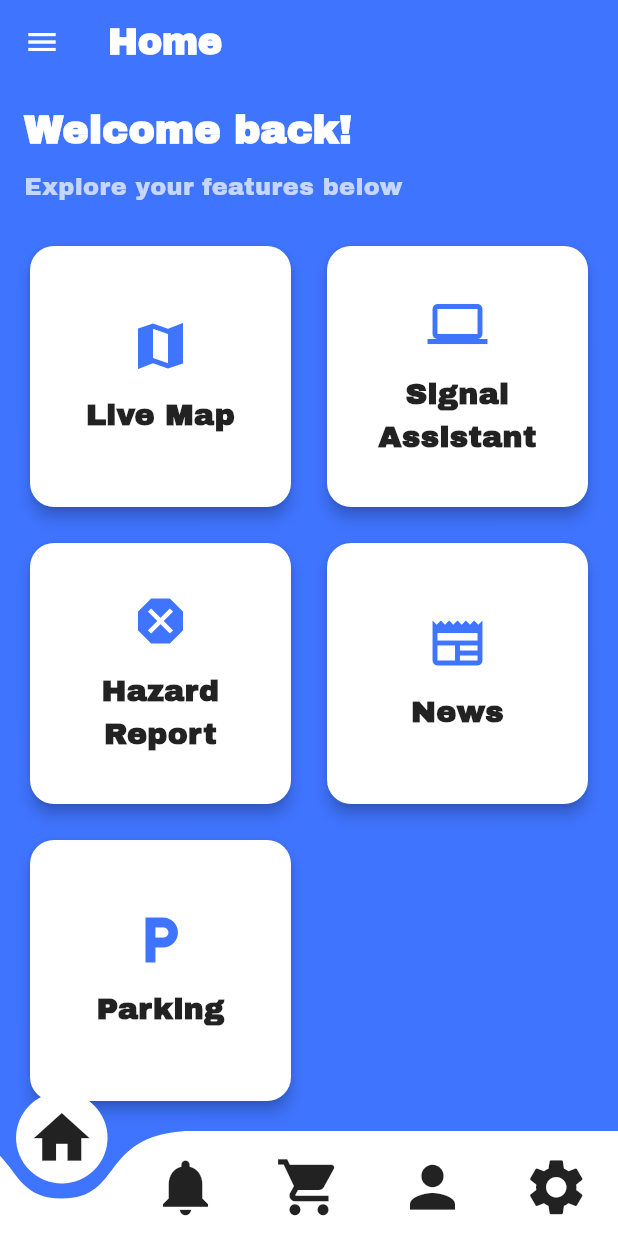
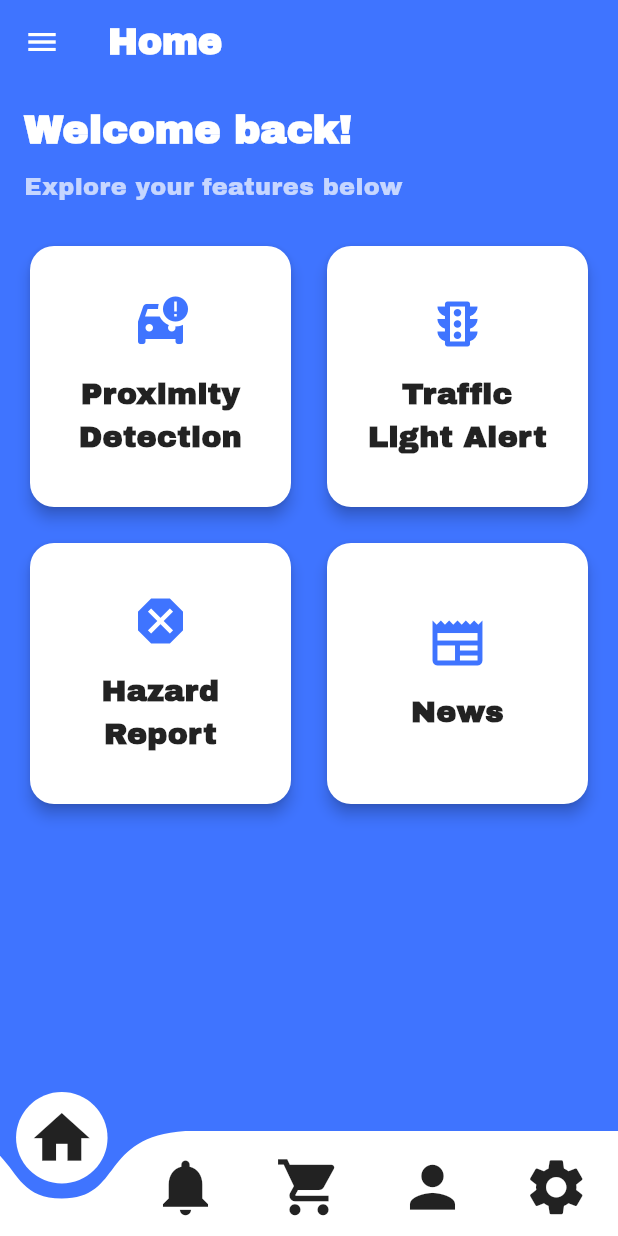
Before and after one commit to adibzqis/VHACK_2025, a Flutter app: the DashboardScreen screen opened directly, on a phone screen of 412 x 824 dp. Run offline on Flutter 3.47's test engine with Material 3 defaults, Android fonts, the light colour scheme and no system bars; drawn by our look-alikes of curved_navigation_bar; our stand-ins replace firebase_auth, firebase_core, google_fonts; missing offline and left inert: flutter_stripe; accounts and stored records are empty.

Commit message:
Dashboard.dart

```diff
--- a/lib/dashboardScreen/Dashboard.dart
+++ b/lib/dashboardScreen/Dashboard.dart
@@ -1,7 +1,6 @@
 import 'package:curved_navigation_bar/curved_navigation_bar.dart';
 import 'package:flutter/material.dart';
 import 'package:google_fonts/google_fonts.dart';
-import 'package:iotrafix/dashboardScreen/Parking.dart';
 import 'package:iotrafix/shoppingScreens/ShoppingScreen.dart';
 import 'package:iotrafix/dashboardScreen/profile.dart';
 import '../loginScreen/welcome.dart';
@@ -227,13 +226,13 @@ class DashboardHomeScreen extends StatelessWidget {
               mainAxisSpacing: 16,
               children: [
                 DashboardCard(
-                  title: 'Live Map',
-                  icon: Icons.map_sharp,
+                  title: 'Proximity Detection',
+                  icon: Icons.car_crash,
                   onTap: () => Navigator.push(context, MaterialPageRoute(builder: (_) => LiveMapApp())),
                 ),
                 DashboardCard(
-                  title: 'Signal Assistant',
-                  icon: Icons.computer_outlined,
+                  title: 'Traffic Light Alert',
+                  icon: Icons.traffic_outlined,
                   onTap: () => Navigator.push(context, MaterialPageRoute(builder: (_) => const SmartSignalAssistantScreen())),
                 ),
                 DashboardCard(
@@ -245,11 +244,6 @@ class DashboardHomeScreen extends StatelessWidget {
                   title: 'News',
                   icon: Icons.newspaper,
                   onTap: () => Navigator.push(context, MaterialPageRoute(builder: (_) => const NewsScreen())),
-                ),
-                DashboardCard(
-                  title: 'Parking',
-                  icon: Icons.local_parking,
-                  onTap: () => Navigator.push(context, MaterialPageRoute(builder: (_) => ParkingSimulationPage())),
                 ),
               ],
             ),
```
